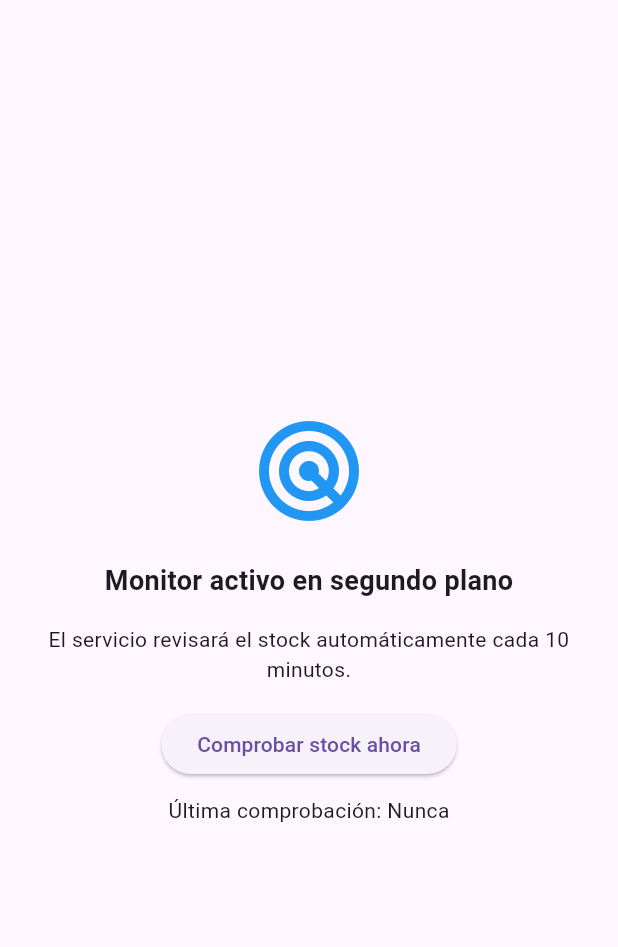
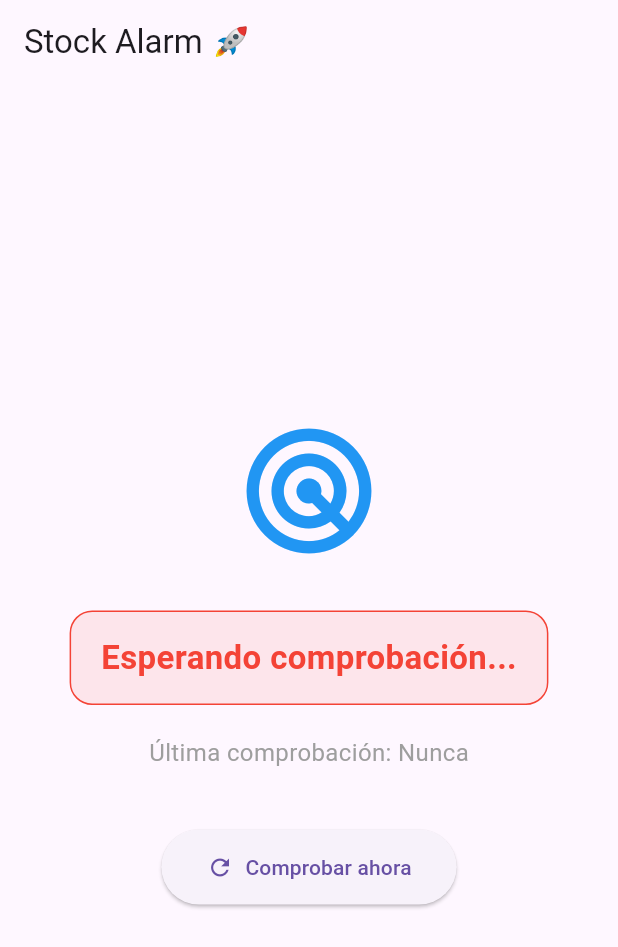
Before and after one commit to daaviddieeguez/Stock_alarm, a Flutter app: the screen it shows after launch, on a phone screen of 412 x 824 dp. Shown: the top 947 px of the screen. Run offline on Flutter 3.47's test engine with Material 3 defaults, Android fonts, the phone set to English and light mode, and no system bars; our stand-ins replace audioplayers, flutter_local_notifications; missing offline and left inert: flutter_background_service, flutter_background_service_android.

```diff
--- a/lib/screens/home_screen.dart
+++ b/lib/screens/home_screen.dart
@@ -1,7 +1,82 @@
+import 'dart:async';
 import 'package:flutter/material.dart';
 import 'package:http/http.dart' as http;
 import 'package:audioplayers/audioplayers.dart';
 import 'package:flutter_local_notifications/flutter_local_notifications.dart';
+import 'package:flutter_background_service/flutter_background_service.dart';
+import 'package:flutter_background_service_android/flutter_background_service_android.dart';
+
+// --- CONFIGURACIÓN GLOBAL ---
+const String targetUrl = "https://www.carrefour.es/gaming";
+const List<String> stockKeywords = ["PlayStation 5"];
+
+void main() async {
+  WidgetsFlutterBinding.ensureInitialized();
+
+  // Inicializar notificaciones para el servicio
+  await initializeService();
+
+  runApp(const MyApp());
+}
+
+// ⚙️ SERVICIO EN SEGUNDO PLANO
+Future<void> initializeService() async {
+  final service = FlutterBackgroundService();
+
+  await service.configure(
+    androidConfiguration: AndroidConfiguration(
+      onStart: onStart,
+      autoStart: true,
+      isForegroundMode: true,
+      initialNotificationTitle: 'Monitor de Stock',
+      initialNotificationContent: 'El monitor está activo...',
+      foregroundServiceNotificationId: 888,
+    ),
+    iosConfiguration: IosConfiguration(autoStart: false),
+  );
+
+  service.startService();
+}
+
+@pragma('vm:entry-point')
+void onStart(ServiceInstance service) async {
+  if (service is AndroidServiceInstance) {
+    service.setAsForegroundService();
+  }
+
+  // Timer que corre cada 10 minutos en segundo plano
+  Timer.periodic(const Duration(minutes: 10), (timer) async {
+    try {
+      final response = await http.get(Uri.parse(targetUrl));
+      if (response.statusCode == 200) {
+        final html = response.body;
+        for (final word in stockKeywords) {
+          if (html.contains(word)) {
+            // Aquí puedes llamar a una función simplificada de alarma/notificación
+            // que no dependa del contexto de la UI
+            BackgroundNotificationHelper.showSilentNotification(word);
+          }
+        }
+      }
+    } catch (e) {
+      debugPrint("Error en segundo plano: $e");
+    }
+  });
+}
+
+// 🖥️ UI PRINCIPAL
+class MyApp extends StatelessWidget {
+  const MyApp({super.key});
+
+  @override
+  Widget build(BuildContext context) {
+    return MaterialApp(
+      debugShowCheckedModeBanner: false,
+      theme: ThemeData(useMaterial3: true, primarySwatch: Colors.blue),
+      home: const HomeScreen(),
+    );
+  }
+}
 
 class HomeScreen extends StatefulWidget {
   const HomeScreen({super.key});
@@ -12,16 +87,10 @@ class HomeScreen extends StatefulWidget {
 
 class _HomeScreenState extends State<HomeScreen> {
   String lastCheck = 'Nunca';
+  String stockStatus = 'Esperando comprobación...';
+  bool hasStock = false;
 
-  final FlutterLocalNotificationsPlugin notificationsPlugin =
-      FlutterLocalNotificationsPlugin();
-
-  final List<String> keywords = [
-    "PlayStation 5",
-    "PlayStation 5 Slim",
-    "PlayStation 5 Digital Slim",
-    "Xbox Series S"
-  ];
+  final FlutterLocalNotificationsPlugin notificationsPlugin = FlutterLocalNotificationsPlugin();
 
   @override
   void initState() {
@@ -30,91 +99,132 @@ class _HomeScreenState extends State<HomeScreen> {
   }
 
   Future<void> _initNotifications() async {
-    const AndroidInitializationSettings androidInit =
-        AndroidInitializationSettings('@mipmap/ic_launcher');
-    const InitializationSettings initSettings =
-        InitializationSettings(android: androidInit);
+    const AndroidInitializationSettings androidInit = AndroidInitializationSettings('@mipmap/ic_launcher');
+    const InitializationSettings initSettings = InitializationSettings(android: androidInit);
     await notificationsPlugin.initialize(initSettings);
   }
 
   Future<void> _checkStock() async {
-    const url = "https://www.carrefour.es/gaming"; // Cambia a tu URL
+    setState(() {
+      stockStatus = 'Comprobando...';
+    });
+
     try {
-      final response = await http.get(Uri.parse(url));
+      final response = await http.get(Uri.parse(targetUrl));
+      bool detected = false;
+      String foundWord = "";
+
       if (response.statusCode == 200) {
         final html = response.body;
-        for (final word in keywords) {
+        for (final word in stockKeywords) {
           if (html.contains(word)) {
-            await _playAlarm();
-            await _showNotification(word);
+            detected = true;
+            foundWord = word;
             break;
           }
         }
       }
+
+      if (detected) {
+        await _playAlarm();
+        await _showNotification(foundWord);
+      }
+
       setState(() {
-        lastCheck = DateTime.now().toString();
+        lastCheck = "${DateTime.now().hour.toString().padLeft(2, '0')}:${DateTime.now().minute.toString().padLeft(2, '0')}";
+        hasStock = detected;
+        stockStatus = detected ? '✅ ¡HAY STOCK DISPONIBLE!' : '❌ Sin stock de momento';
       });
     } catch (e) {
       setState(() {
-        lastCheck = 'Error al comprobar';
+        lastCheck = 'Error';
+        stockStatus = '⚠️ Error de conexión';
+        hasStock = false;
       });
     }
   }
 
   Future<void> _playAlarm() async {
     final player = AudioPlayer();
+    // Asegúrate de que el nombre sea exacto: alarma.mp3
     await player.play(AssetSource('alarma.mp3'), volume: 1.0);
   }
 
   Future<void> _showNotification(String keyword) async {
-    const AndroidNotificationDetails androidDetails =
-        AndroidNotificationDetails(
+    const AndroidNotificationDetails androidDetails = AndroidNotificationDetails(
       'stock_channel',
-      'Monitor de Stock',
-      channelDescription: 'Notificaciones cuando se detecta stock',
+      'Alertas de Stock',
       importance: Importance.max,
       priority: Priority.high,
-      playSound: true,
     );
-    const NotificationDetails details =
-        NotificationDetails(android: androidDetails);
     await notificationsPlugin.show(
-      0,
+      1,
       '🎮 Stock detectado',
       'Se encontró: $keyword',
-      details,
+      const NotificationDetails(android: androidDetails),
     );
   }
 
   @override
   Widget build(BuildContext context) {
     return Scaffold(
+      appBar: AppBar(title: const Text('Stock Alarm 🚀')),
       body: Center(
         child: Column(
           mainAxisAlignment: MainAxisAlignment.center,
           children: [
-            const Icon(Icons.radar, size: 80, color: Colors.blue),
-            const SizedBox(height: 20),
-            const Text(
-              'Monitor activo en segundo plano',
-              style: TextStyle(fontSize: 18, fontWeight: FontWeight.bold),
+            Icon(
+              hasStock ? Icons.check_circle : Icons.radar,
+              size: 100,
+              color: hasStock ? Colors.green : Colors.blue,
             ),
-            const Padding(
-              padding: EdgeInsets.all(16.0),
+            const SizedBox(height: 30),
+            Container(
+              padding: const EdgeInsets.symmetric(horizontal: 20, vertical: 15),
+              decoration: BoxDecoration(
+                color: hasStock ? Colors.green.withOpacity(0.1) : Colors.red.withOpacity(0.1),
+                borderRadius: BorderRadius.circular(15),
+                border: Border.all(color: hasStock ? Colors.green : Colors.red),
+              ),
               child: Text(
-                'El servicio revisará el stock automáticamente cada 10 minutos.',
-                textAlign: TextAlign.center,
+                stockStatus,
+                style: TextStyle(
+                  fontSize: 22,
+                  fontWeight: FontWeight.bold,
+                  color: hasStock ? Colors.green : Colors.red,
+                ),
               ),
             ),
-            ElevatedButton(
+            const SizedBox(height: 20),
+            Text(
+              'Última comprobación: $lastCheck',
+              style: const TextStyle(fontSize: 16, color: Colors.grey),
+            ),
+            const SizedBox(height: 40),
+            ElevatedButton.icon(
               onPressed: _checkStock,
-              child: const Text('Comprobar stock ahora'),
+              icon: const Icon(Icons.refresh),
+              label: const Text('Comprobar ahora'),
+              style: ElevatedButton.styleFrom(
+                padding: const EdgeInsets.symmetric(horizontal: 30, vertical: 15),
+              ),
             ),
-            const SizedBox(height: 10),
-            Text('Última comprobación: $lastCheck'),
           ],
         ),
       ),
     );
   }
 }
+
+// Clase auxiliar para notificaciones fuera de la UI
+class BackgroundNotificationHelper {
+  static void showSilentNotification(String word) async {
+    final FlutterLocalNotificationsPlugin flip = FlutterLocalNotificationsPlugin();
+    const AndroidNotificationDetails androidDetails = AndroidNotificationDetails(
+      'stock_channel', 'Alertas de Stock',
+      importance: Importance.max, priority: Priority.high,
+    );
+    const NotificationDetails d = NotificationDetails(android: androidDetails);
+    await flip.show(2, '🎮 ¡STOCK EN SEGUNDO PLANO!', 'Se detectó: $word', d);
+  }
+}
```
